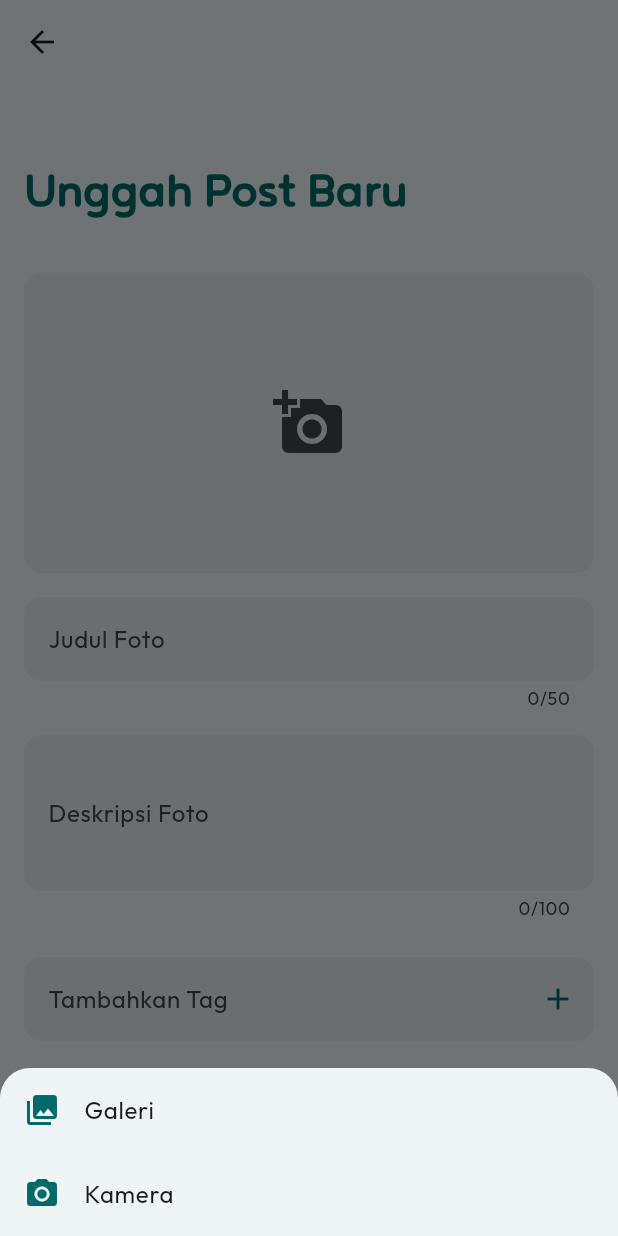
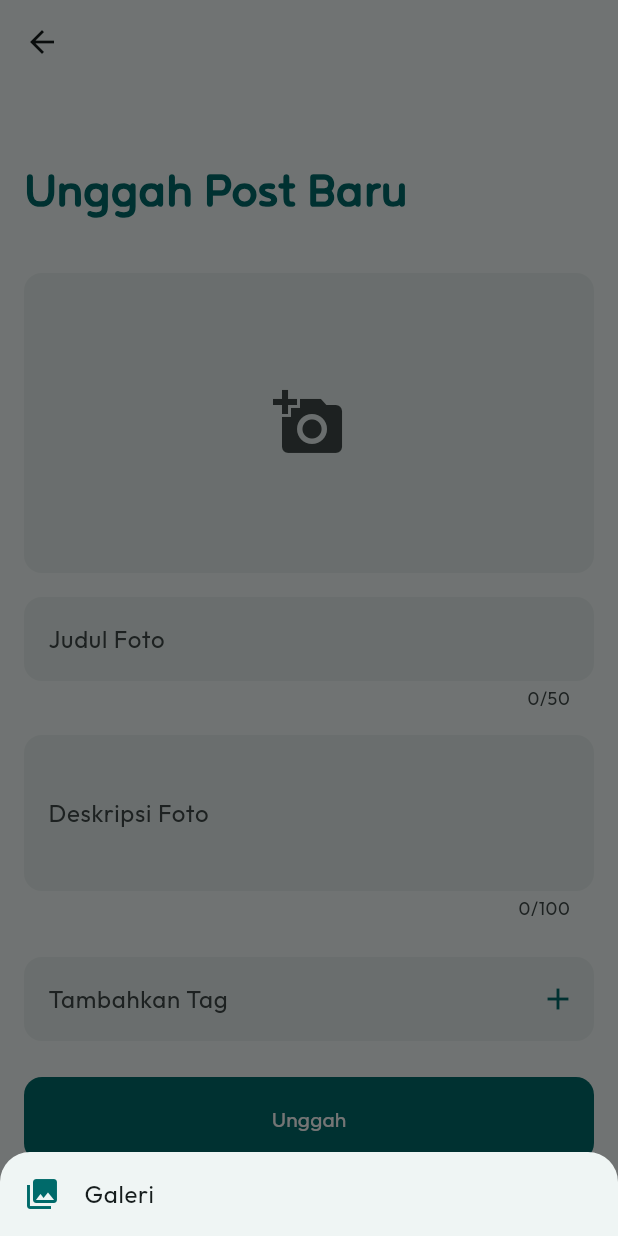
Before and after one commit to alfahrelrifananda/chameleon, a Flutter app: the UploadPosts screen opened directly, after a tap on the "add a photo" icon, on a phone screen of 412 x 824 dp. Run offline on Flutter 3.47's test engine with Material 3 defaults, Android fonts, the phone set to English and light mode, and no system bars; drawn by our look-alikes of dynamic_color; our stand-ins replace cached_network_image, cloud_firestore, device_info_plus, firebase_auth, firebase_core, firebase_storage and 13 more; missing offline and left inert: photo_manager, quick_actions, universal_html; accounts and stored records are empty.

Commit message:
masih bisa

```diff
--- a/lib/main/pages/upload_posts.dart
+++ b/lib/main/pages/upload_posts.dart
@@ -514,15 +514,15 @@ class _UploadPostsState extends State<UploadPosts> {
                   _pickImage(ImageSource.gallery);
                 },
               ),
-              ListTile(
-                leading: Icon(Icons.photo_camera, color: colorScheme.primary),
-                title: Text('Kamera',
-                    style: TextStyle(color: colorScheme.onSurface)),
-                onTap: () {
-                  Navigator.pop(context);
-                  _pickImage(ImageSource.camera);
-                },
-              ),
+              // ListTile(
+              //   leading: Icon(Icons.photo_camera, color: colorScheme.primary),
+              //   title: Text('Kamera',
+              //       style: TextStyle(color: colorScheme.onSurface)),
+              //   onTap: () {
+              //     Navigator.pop(context);
+              //     _pickImage(ImageSource.camera);
+              //   },
+              // ),
             ],
           );
         },
```
